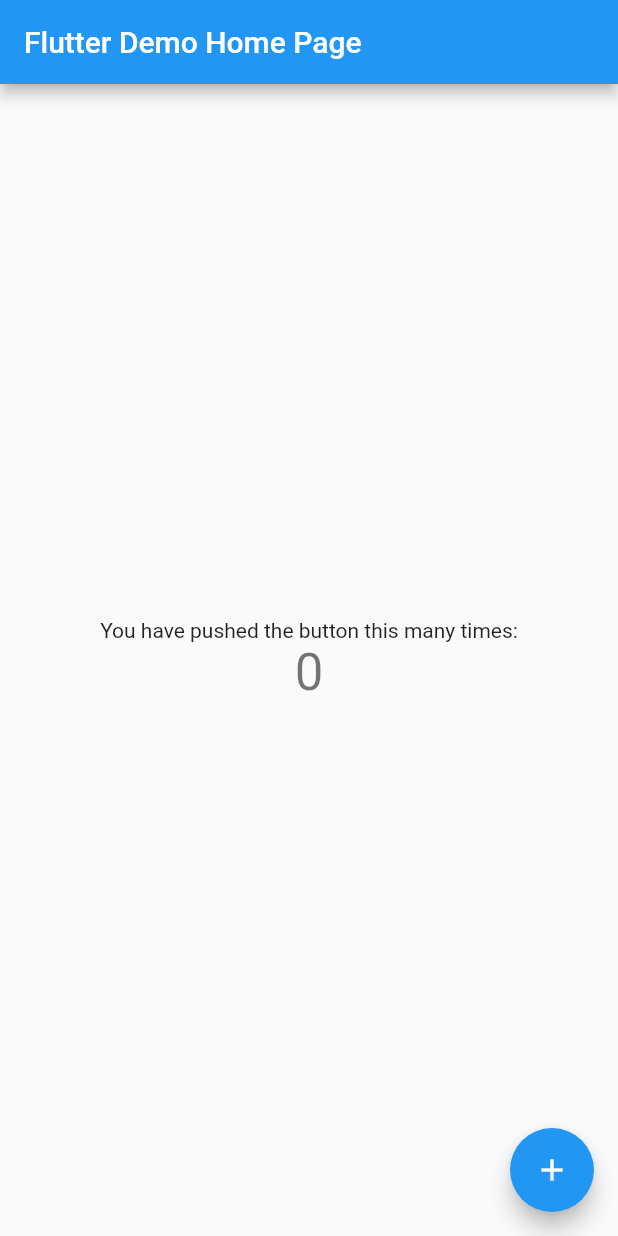
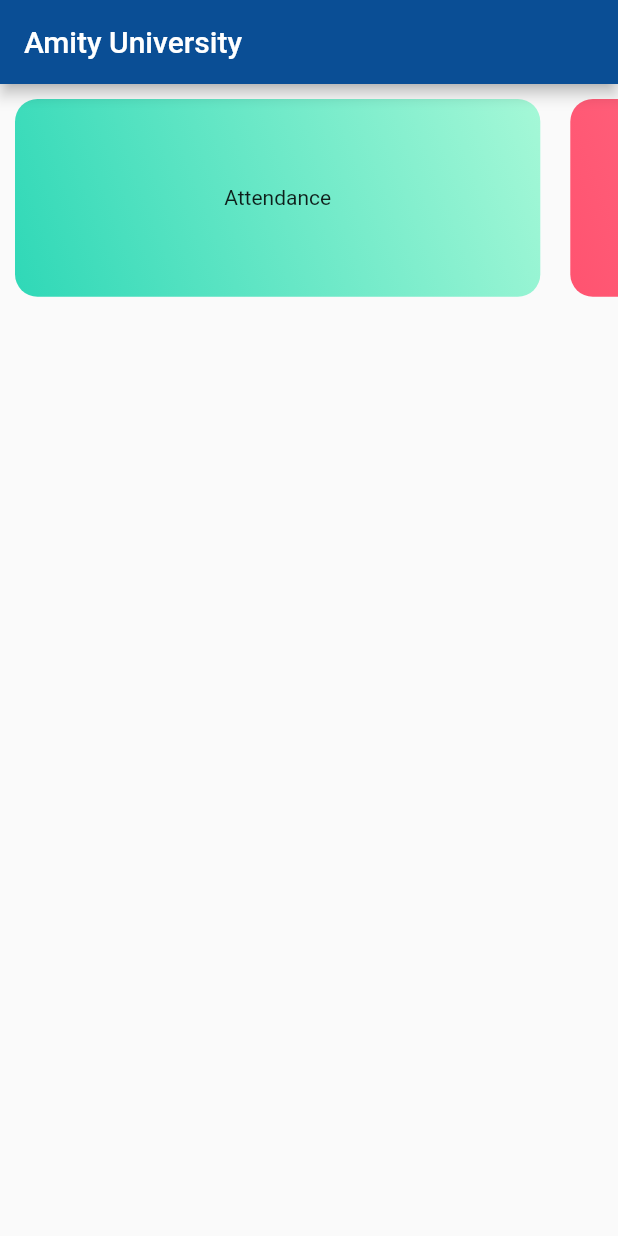
Before and after one commit to XxThunderBlastxX/amizone_app, a Flutter app: the screen it shows after launch, on a phone screen of 412 x 824 dp. Run offline on Flutter 3.47's test engine with Material 2 defaults, Android fonts, the phone set to English and light mode, and no system bars.

Commit message:
added dashboardScrollTabs

```diff
--- /dev/null
+++ b/lib/constants/constants.dart
@@ -0,0 +1,18 @@
+import 'package:flutter/material.dart';
+
+const kPrimaryColor = Color(0xFFFFB702);
+
+const kSecondaryColor = Color(0xFF0A4E95);
+
+//Gradiants
+const kTealDark = Color(0xFF2FD8B7);
+const kTealLight = Color(0xFFA5F8D7);
+
+const kPinkDark = Color(0xFFFF5370);
+const kPinkLight = Color(0xFFFF8599);
+
+const kBlueDark = Color(0xFF4099FF);
+const kBlueLight = Color(0xFF8BB2F1);
+
+const kYellowDark = Color(0xFFFFBB57);
+const kYellowLight = Color(0xFFFFCB80);
--- a/lib/main.dart
+++ b/lib/main.dart
@@ -1,3 +1,4 @@
+import 'package:amizone_app/screens/home/home_screen.dart';
 import 'package:flutter/material.dart';
 
 void main() {
@@ -7,109 +8,14 @@
 class MyApp extends StatelessWidget {
   const MyApp({Key? key}) : super(key: key);
 
-  // This widget is the root of your application.
   @override
   Widget build(BuildContext context) {
     return MaterialApp(
       title: 'Flutter Demo',
       theme: ThemeData(
-        // This is the theme of your application.
-        //
-        // Try running your application with "flutter run". You'll see the
-        // application has a blue toolbar. Then, without quitting the app, try
-        // changing the primarySwatch below to Colors.green and then invoke
-        // "hot reload" (press "r" in the console where you ran "flutter run",
-        // or simply save your changes to "hot reload" in a Flutter IDE).
-        // Notice that the counter didn't reset back to zero; the application
-        // is not restarted.
         primarySwatch: Colors.blue,
       ),
-      home: const MyHomePage(title: 'Flutter Demo Home Page'),
+      home: const HomeScreen(),
     );
   }
 }
-
-class MyHomePage extends StatefulWidget {
-  const MyHomePage({Key? key, required this.title}) : super(key: key);
-
-  // This widget is the home page of your application. It is stateful, meaning
-  // that it has a State object (defined below) that contains fields that affect
-  // how it looks.
-
-  // This class is the configuration for the state. It holds the values (in this
-  // case the title) provided by the parent (in this case the App widget) and
-  // used by the build method of the State. Fields in a Widget subclass are
-  // always marked "final".
-
-  final String title;
-
-  @override
-  State<MyHomePage> createState() => _MyHomePageState();
-}
-
-class _MyHomePageState extends State<MyHomePage> {
-  int _counter = 0;
-
-  void _incrementCounter() {
-    setState(() {
-      // This call to setState tells the Flutter framework that something has
-      // changed in this State, which causes it to rerun the build method below
-      // so that the display can reflect the updated values. If we changed
-      // _counter without calling setState(), then the build method would not be
-      // called again, and so nothing would appear to happen.
-      _counter++;
-    });
-  }
-
-  @override
-  Widget build(BuildContext context) {
-    // This method is rerun every time setState is called, for instance as done
-    // by the _incrementCounter method above.
-    //
-    // The Flutter framework has been optimized to make rerunning build methods
-    // fast, so that you can just rebuild anything that needs updating rather
-    // than having to individually change instances of widgets.
-    return Scaffold(
-      appBar: AppBar(
-        // Here we take the value from the MyHomePage object that was created by
-        // the App.build method, and use it to set our appbar title.
-        title: Text(widget.title),
-      ),
-      body: Center(
-        // Center is a layout widget. It takes a single child and positions it
-        // in the middle of the parent.
-        child: Column(
-          // Column is also a layout widget. It takes a list of children and
-          // arranges them vertically. By default, it sizes itself to fit its
-          // children horizontally, and tries to be as tall as its parent.
-          //
-          // Invoke "debug painting" (press "p" in the console, choose the
-          // "Toggle Debug Paint" action from the Flutter Inspector in Android
-          // Studio, or the "Toggle Debug Paint" command in Visual Studio Code)
-          // to see the wireframe for each widget.
-          //
-          // Column has various properties to control how it sizes itself and
-          // how it positions its children. Here we use mainAxisAlignment to
-          // center the children vertically; the main axis here is the vertical
-          // axis because Columns are vertical (the cross axis would be
-          // horizontal).
-          mainAxisAlignment: MainAxisAlignment.center,
-          children: <Widget>[
-            const Text(
-              'You have pushed the button this many times:',
-            ),
-            Text(
-              '$_counter',
-              style: Theme.of(context).textTheme.headline4,
-            ),
-          ],
-        ),
-      ),
-      floatingActionButton: FloatingActionButton(
-        onPressed: _incrementCounter,
-        tooltip: 'Increment',
-        child: const Icon(Icons.add),
-      ), // This trailing comma makes auto-formatting nicer for build methods.
-    );
-  }
-}
--- /dev/null
+++ b/lib/screens/home/home_screen.dart
@@ -0,0 +1,46 @@
+import 'package:flutter/material.dart';
+
+import '../../constants/constants.dart';
+import 'widgets/dashboardTab.dart';
+
+class HomeScreen extends StatelessWidget {
+  const HomeScreen({Key? key}) : super(key: key);
+
+  @override
+  Widget build(BuildContext context) {
+    Size size = MediaQuery.of(context).size;
+    return Scaffold(
+      appBar: AppBar(
+        title: const Text('Amity University'),
+        backgroundColor: kSecondaryColor,
+      ),
+      body: SingleChildScrollView(
+        scrollDirection: Axis.horizontal,
+        child: Row(
+          children: const [
+            DashboardTabs(
+              title: 'Attendance',
+              darkColor: kTealDark,
+              lightColor: kTealLight,
+            ),
+            DashboardTabs(
+              title: 'No Fee Due',
+              darkColor: kPinkDark,
+              lightColor: kPinkLight,
+            ),
+            DashboardTabs(
+              title: 'Live Classes',
+              darkColor: kBlueDark,
+              lightColor: kBlueLight,
+            ),
+            DashboardTabs(
+              title: 'Online Guest Lecture',
+              darkColor: kYellowDark,
+              lightColor: kYellowLight,
+            ),
+          ],
+        ),
+      ),
+    );
+  }
+}
--- /dev/null
+++ b/lib/screens/home/widgets/dashboardTab.dart
@@ -0,0 +1,37 @@
+import 'package:flutter/material.dart';
+
+class DashboardTabs extends StatelessWidget {
+  const DashboardTabs({
+    Key? key,
+    this.title,
+    this.darkColor,
+    this.lightColor,
+  }) : super(key: key);
+
+  final String? title;
+  final Color? darkColor;
+  final Color? lightColor;
+  @override
+  Widget build(BuildContext context) {
+    Size size = MediaQuery.of(context).size;
+    return Container(
+      margin: const EdgeInsets.all(10.0),
+      width: size.width * 0.85,
+      height: size.height * 0.16,
+      decoration: BoxDecoration(
+        borderRadius: BorderRadius.circular(15),
+        gradient: LinearGradient(
+          begin: Alignment.bottomLeft,
+          end: Alignment.topRight,
+          colors: [
+            darkColor!,
+            lightColor!,
+          ],
+        ),
+      ),
+      child: Center(
+        child: Text(title!),
+      ),
+    );
+  }
+}
```
